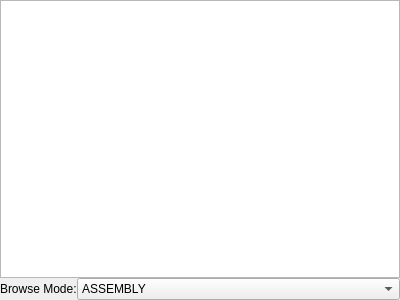
Before: the Qt Designer form debugger/codebrowserdialog.ui in christopherpow/nesicide, drawn with Qt 5.
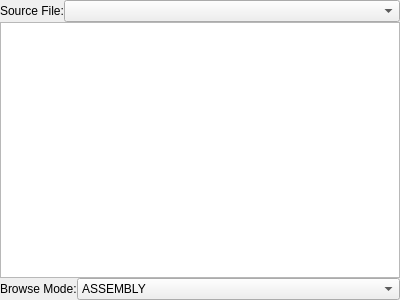
After: the same form once the commit is applied.

Commit message: updates to pasm to support include properly and to provide better error tracking; inclusion of source navigator toolbar; changes to make ide respond/guide better; addition of file handling in source browser for source following (needs work still); cleanup of model code; restriction of debugger updating on emu pause, breakpoint, cartridge reload, or stepping only; attempts to simplify project management and navigation

```diff
--- a/debugger/codebrowserdialog.ui
+++ b/debugger/codebrowserdialog.ui
@@ -26,7 +26,7 @@
    <property name="spacing">
     <number>0</number>
    </property>
-   <item row="0" column="0" colspan="2">
+   <item row="1" column="0" colspan="2">
     <widget class="QTableView" name="tableView">
      <property name="sizePolicy">
       <sizepolicy hsizetype="Expanding" vsizetype="Expanding">
@@ -49,6 +49,9 @@
      <property name="selectionBehavior">
       <enum>QAbstractItemView::SelectRows</enum>
      </property>
+     <property name="textElideMode">
+      <enum>Qt::ElideNone</enum>
+     </property>
      <property name="horizontalScrollMode">
       <enum>QAbstractItemView::ScrollPerItem</enum>
      </property>
@@ -83,44 +86,17 @@
       <bool>true</bool>
      </attribute>
      <attribute name="verticalHeaderVisible">
-      <bool>true</bool>
-     </attribute>
-     <attribute name="verticalHeaderDefaultSectionSize">
-      <number>23</number>
-     </attribute>
-     <attribute name="verticalHeaderMinimumSectionSize">
-      <number>23</number>
-     </attribute>
-     <attribute name="verticalHeaderVisible">
-      <bool>true</bool>
-     </attribute>
-     <attribute name="horizontalHeaderShowSortIndicator" stdset="0">
       <bool>false</bool>
      </attribute>
      <attribute name="verticalHeaderDefaultSectionSize">
       <number>23</number>
      </attribute>
-     <attribute name="horizontalHeaderStretchLastSection">
-      <bool>true</bool>
-     </attribute>
-     <attribute name="horizontalHeaderCascadingSectionResizes">
-      <bool>false</bool>
-     </attribute>
-     <attribute name="horizontalHeaderVisible">
-      <bool>true</bool>
-     </attribute>
-     <attribute name="horizontalHeaderMinimumSectionSize">
-      <number>26</number>
-     </attribute>
      <attribute name="verticalHeaderMinimumSectionSize">
       <number>23</number>
      </attribute>
-     <attribute name="horizontalHeaderDefaultSectionSize">
-      <number>50</number>
-     </attribute>
     </widget>
    </item>
-   <item row="1" column="0" colspan="2">
+   <item row="2" column="0" colspan="2">
     <layout class="QFormLayout" name="formLayout">
      <property name="fieldGrowthPolicy">
       <enum>QFormLayout::AllNonFixedFieldsGrow</enum>
@@ -148,6 +124,20 @@
      </item>
     </layout>
    </item>
+   <item row="0" column="0" colspan="2">
+    <layout class="QFormLayout" name="sourcePicker">
+     <item row="0" column="0">
+      <widget class="QLabel" name="label_2">
+       <property name="text">
+        <string>Source File:</string>
+       </property>
+      </widget>
+     </item>
+     <item row="0" column="1">
+      <widget class="QComboBox" name="sourceFiles"/>
+     </item>
+    </layout>
+   </item>
   </layout>
   <action name="actionBreak_on_CPU_execution_here">
    <property name="text">
```
The commit also changes 175 other files.
